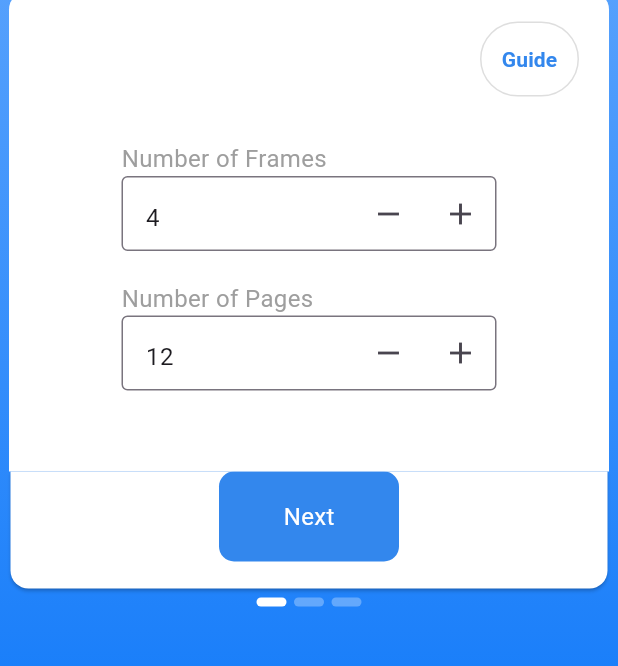
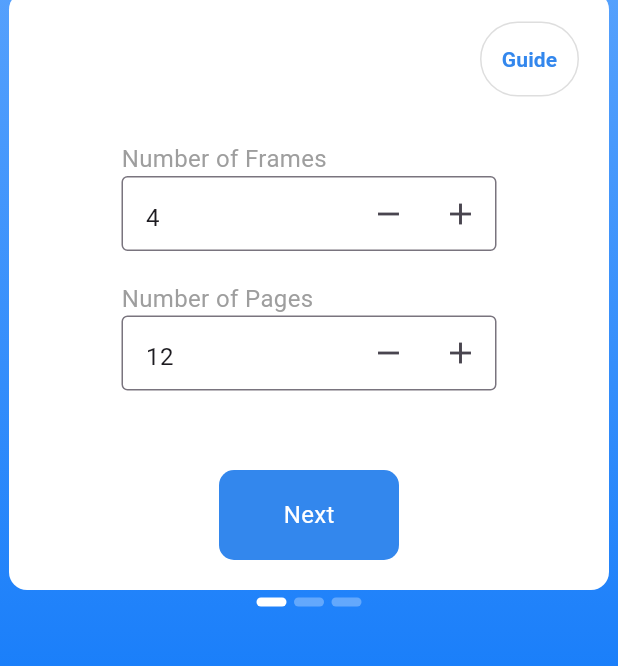
Before and after one commit to itsAliTahir/SIMULATION-PAGE-REPLACEMENT-POLICIES-COMPARISON-Operating-System-Project-, a Flutter app: the screen it shows after launch, on a phone screen of 412 x 824 dp, the part 364-1030 px from its top. Run offline on Flutter 3.47's test engine with Material 3 defaults, Android fonts, the phone set to English and light mode, and no system bars; drawn by our look-alikes of carousel_indicator; our stand-ins replace delayed_display; missing offline and left inert: hovering.

Commit message:
card fixed

```diff
--- a/lib/Screens/home_page_widgets/index_screen.dart
+++ b/lib/Screens/home_page_widgets/index_screen.dart
@@ -79,14 +79,17 @@ class _MyIndexScreenState extends State<MyIndexScreen> {
                 child: Container(
                   width: 400,
                   height: 80,
-                  decoration: BoxDecoration(
-                      border: Border.all(color: Colors.transparent),
-                      borderRadius: const BorderRadius.only(
+                  decoration: const BoxDecoration(
+                      borderRadius: BorderRadius.only(
                           bottomLeft: Radius.circular(12),
                           bottomRight: Radius.circular(12),
                           topLeft: Radius.circular(0),
                           topRight: Radius.circular(0))),
                   child: Card(
+                    semanticContainer: false,
+                    borderOnForeground: false,
+                    elevation: 0,
+                    shadowColor: Colors.transparent,
                     color: Colors.white,
                     surfaceTintColor: Colors.white,
                     margin: const EdgeInsets.all(0.0),
```
